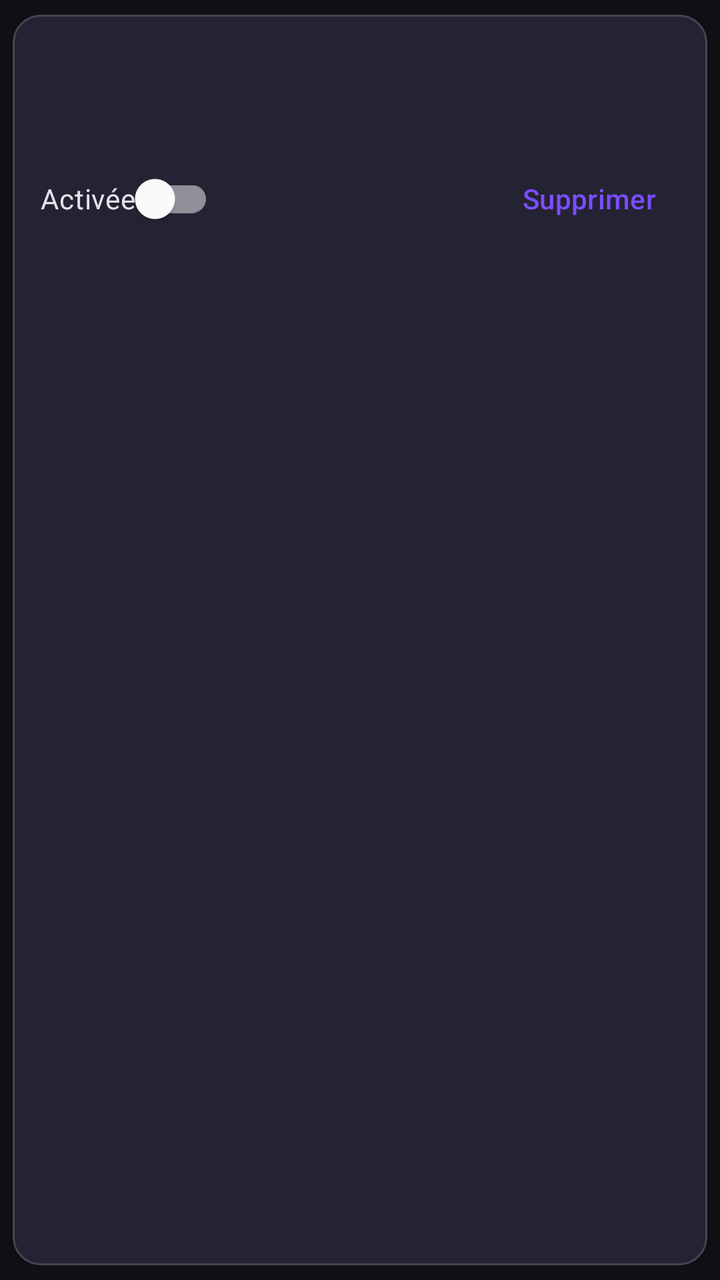
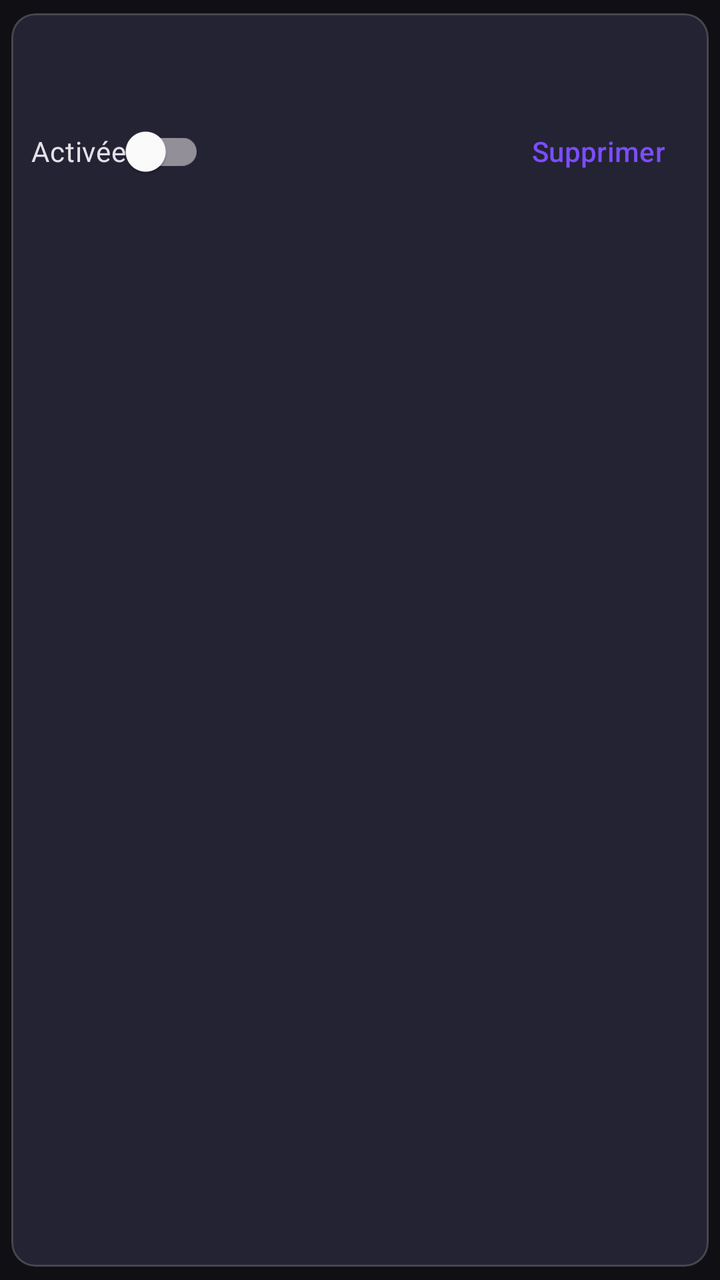

Compare the two renders of this Android layout. The source of the first and the diff that turns it into the second are given below.
<!-- AndroidManifest.xml: application theme Theme.Melodie -->
<!-- res/layout/item_folder_source.xml -->
<?xml version="1.0" encoding="utf-8"?>
<com.google.android.material.card.MaterialCardView xmlns:android="http://schemas.android.com/apk/res/android"
    xmlns:app="http://schemas.android.com/apk/res-auto"
    android:layout_width="match_parent"
    android:layout_height="wrap_content"
    android:layout_marginBottom="12dp"
    app:cardBackgroundColor="@color/surface_dark"
    app:cardCornerRadius="14dp"
    app:cardUseCompatPadding="true">

    <LinearLayout
        android:layout_width="match_parent"
        android:layout_height="wrap_content"
        android:orientation="vertical"
        android:padding="14dp">

        <TextView
            android:id="@+id/source_name"
            android:layout_width="match_parent"
            android:layout_height="wrap_content"
            android:textColor="@color/text_primary"
            android:textSize="16sp"
            android:textStyle="bold" />

        <TextView
            android:id="@+id/source_uri"
            android:layout_width="match_parent"
            android:layout_height="wrap_content"
            android:layout_marginTop="4dp"
            android:textColor="@color/text_secondary"
            android:textSize="12sp" />

        <LinearLayout
            android:layout_width="match_parent"
            android:layout_height="wrap_content"
            android:layout_marginTop="12dp"
            android:gravity="center_vertical"
            android:orientation="horizontal">

            <com.google.android.material.switchmaterial.SwitchMaterial
                android:id="@+id/source_enabled"
                android:layout_width="wrap_content"
                android:layout_height="wrap_content"
                android:text="@string/folders_source_enabled" />

            <View
                android:layout_width="0dp"
                android:layout_height="0dp"
                android:layout_weight="1" />

            <com.google.android.material.button.MaterialButton
                android:id="@+id/source_remove"
                android:layout_width="wrap_content"
                android:layout_height="wrap_content"
                android:text="@string/folders_source_remove"
                style="@style/Widget.Material3.Button.TextButton" />
        </LinearLayout>
    </LinearLayout>
</com.google.android.material.card.MaterialCardView>
<!-- resources referenced by this layout -->
<resources>
  <color name="surface_dark">#232333</color>
  <color name="text_primary">#FFFFFF</color>
  <color name="text_secondary">#B0B0C3</color>
  <string name="folders_source_enabled">Activée</string>
  <string name="folders_source_remove">Supprimer</string>
  <style name="Theme.Melodie" parent="Theme.Material3.Dark.NoActionBar">
          <item name="colorPrimary">@color/melodie_purple</item>
          <item name="colorOnPrimary">@color/white</item>
          <item name="colorSecondary">@color/audio_cyan</item>
          <item name="colorOnSecondary">@color/black</item>
          <item name="colorTertiary">@color/energy_green</item>
          <item name="colorOnTertiary">@color/black</item>
  
          <item name="android:colorBackground">@color/bg_dark</item>
          <item name="colorSurface">@color/surface</item>
          <item name="colorSurfaceVariant">@color/surface_variant</item>
          <item name="colorOnBackground">@color/text_primary</item>
          <item name="colorOnSurface">@color/text_primary</item>
          <item name="colorOnSurfaceVariant">@color/text_secondary</item>
  
          <item name="android:statusBarColor">@color/bg_dark</item>
          <item name="android:navigationBarColor">@color/bg_dark</item>
          <item name="android:windowLightStatusBar">false</item>
      </style>
  <color name="melodie_purple">#7C4DFF</color>
  <color name="white">#FFFFFFFF</color>
  <color name="audio_cyan">#00D4FF</color>
  <color name="black">#FF000000</color>
  <color name="energy_green">#00E5A8</color>
  <color name="bg_dark">#0F0F14</color>
  <color name="surface">#1A1A22</color>
  <color name="surface_variant">#232333</color>
</resources>

<!-- the commit's change to res/layout/item_folder_source.xml (unified diff, before → after) -->
@@ -3,37 +3,38 @@
     xmlns:app="http://schemas.android.com/apk/res-auto"
     android:layout_width="match_parent"
     android:layout_height="wrap_content"
-    android:layout_marginBottom="12dp"
+    android:layout_marginBottom="6dp"
     app:cardBackgroundColor="@color/surface_dark"
-    app:cardCornerRadius="14dp"
+    app:cardCornerRadius="12dp"
     app:cardUseCompatPadding="true">
 
     <LinearLayout
         android:layout_width="match_parent"
         android:layout_height="wrap_content"
         android:orientation="vertical"
-        android:padding="14dp">
+        android:paddingHorizontal="10dp"
+        android:paddingVertical="6dp">
 
         <TextView
             android:id="@+id/source_name"
             android:layout_width="match_parent"
             android:layout_height="wrap_content"
             android:textColor="@color/text_primary"
-            android:textSize="16sp"
+            android:textSize="15sp"
             android:textStyle="bold" />
 
         <TextView
             android:id="@+id/source_uri"
             android:layout_width="match_parent"
             android:layout_height="wrap_content"
-            android:layout_marginTop="4dp"
+            android:layout_marginTop="2dp"
             android:textColor="@color/text_secondary"
-            android:textSize="12sp" />
+            android:textSize="11sp" />
 
         <LinearLayout
             android:layout_width="match_parent"
             android:layout_height="wrap_content"
-            android:layout_marginTop="12dp"
+            android:layout_marginTop="2dp"
             android:gravity="center_vertical"
             android:orientation="horizontal">
 
@@ -50,10 +51,10 @@
 
             <com.google.android.material.button.MaterialButton
                 android:id="@+id/source_remove"
+                style="@style/Widget.Material3.Button.TextButton"
                 android:layout_width="wrap_content"
                 android:layout_height="wrap_content"
-                android:text="@string/folders_source_remove"
-                style="@style/Widget.Material3.Button.TextButton" />
+                android:text="@string/folders_source_remove" />
         </LinearLayout>
     </LinearLayout>
 </com.google.android.material.card.MaterialCardView>
